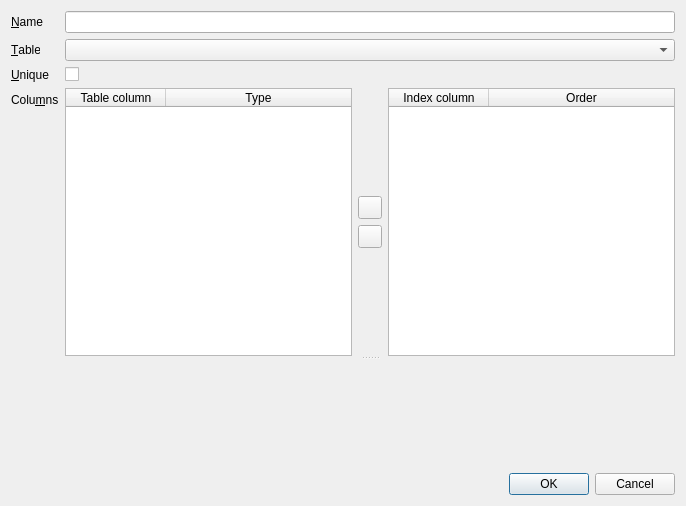
Before: the Qt Designer form src/EditIndexDialog.ui in sqlitebrowser/sqlitebrowser, drawn with Qt 5.
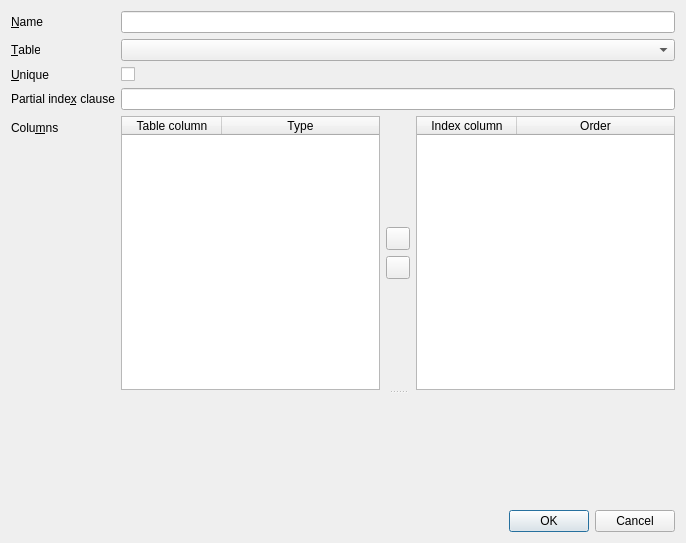
After: the same form once the commit is applied. Icons and pictures are not drawn. Custom widgets are drawn as their Qt base class.

Commit message:
Allow setting the partial index clause in the Edit Index dialog
This adds a new field to the Edit Index dialog that allows the user to
change the partial index expression for an index.

Example:
CREATE INDEX i ON a(
     col1 ASC,
     col2 DESC
) WHERE id < 1000;	-- This bit here

What changed in the file:
```diff
--- a/src/EditIndexDialog.ui
+++ b/src/EditIndexDialog.ui
@@ -7,7 +7,7 @@
     <x>0</x>
     <y>0</y>
     <width>686</width>
-    <height>506</height>
+    <height>543</height>
    </rect>
   </property>
   <property name="windowTitle">
@@ -63,7 +63,7 @@
        </property>
       </widget>
      </item>
-     <item row="3" column="0">
+     <item row="4" column="0">
       <widget class="QLabel" name="labelIndexColumns">
        <property name="text">
         <string>Colu&amp;mns</string>
@@ -73,7 +73,7 @@
        </property>
       </widget>
      </item>
-     <item row="3" column="1">
+     <item row="4" column="1">
       <widget class="QSplitter" name="splitter">
        <property name="sizePolicy">
         <sizepolicy hsizetype="Expanding" vsizetype="Expanding">
@@ -229,6 +229,22 @@
        </widget>
       </widget>
      </item>
+     <item row="3" column="0">
+      <widget class="QLabel" name="label">
+       <property name="toolTip">
+        <string>For restricting the index to only a part of the table you can specify a WHERE clause here that selects the part of the table that should be indexed</string>
+       </property>
+       <property name="text">
+        <string>Partial inde&amp;x clause</string>
+       </property>
+       <property name="buddy">
+        <cstring>editPartialClause</cstring>
+       </property>
+      </widget>
+     </item>
+     <item row="3" column="1">
+      <widget class="QLineEdit" name="editPartialClause"/>
+     </item>
     </layout>
    </item>
    <item>
```
Left out of the diff: 31 changed lines with no effect on the pictures. The commit also changes 1 other file.
